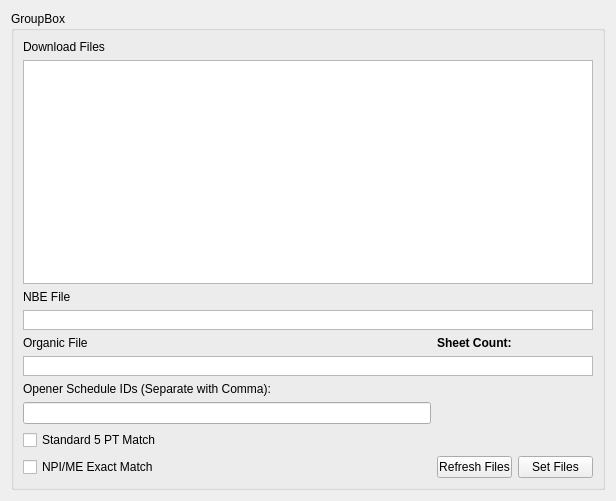
Old version of the form NBE.ui in the repository asinger321123/Epoc_Gui_Python3.
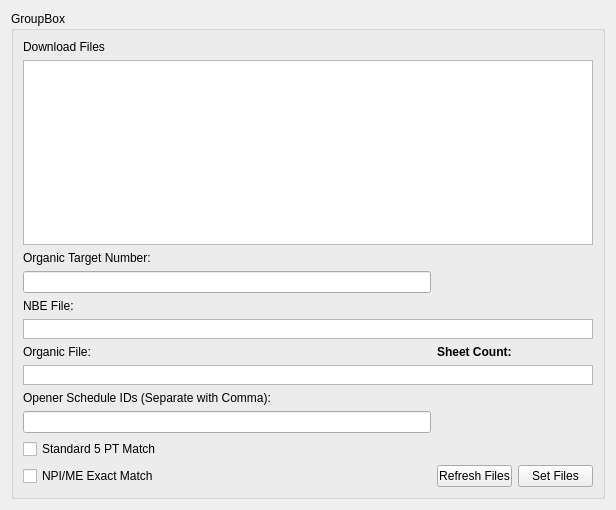
New version of the form.

Commit message: Finishing Touches are NBE Targeting. Schedule ID Deduping not hooked into SAS yet but Python code supports storing the IDs for Targeting. . . Next up . . . Pre Sales

The edit to the form file:
```diff
--- a/NBE.ui
+++ b/NBE.ui
@@ -7,7 +7,7 @@
     <x>0</x>
     <y>0</y>
     <width>616</width>
-    <height>501</height>
+    <height>510</height>
    </rect>
   </property>
   <property name="windowTitle">
@@ -20,7 +20,7 @@
       <string>GroupBox</string>
      </property>
      <layout class="QGridLayout" name="gridLayout">
-      <item row="4" column="1">
+      <item row="7" column="1">
        <widget class="QLabel" name="organicSheetCount_Label">
         <property name="font">
          <font>
@@ -33,7 +33,7 @@
         </property>
        </widget>
       </item>
-      <item row="12" column="1">
+      <item row="15" column="1">
        <widget class="QPushButton" name="refreshFiles_pushButton">
         <property name="maximumSize">
          <size>
@@ -46,7 +46,7 @@
         </property>
        </widget>
       </item>
-      <item row="12" column="2">
+      <item row="15" column="2">
        <widget class="QPushButton" name="setFIles_pushButton">
         <property name="maximumSize">
          <size>
@@ -59,23 +59,23 @@
         </property>
        </widget>
       </item>
-      <item row="3" column="0" colspan="3">
-       <widget class="QListWidget" name="listMatchFile_listWidget">
-        <property name="maximumSize">
-         <size>
-          <width>16777215</width>
-          <height>20</height>
-         </size>
-        </property>
-        <property name="dragDropMode">
-         <enum>QAbstractItemView::DragDrop</enum>
-        </property>
-        <property name="defaultDropAction">
-         <enum>Qt::MoveAction</enum>
-        </property>
-       </widget>
-      </item>
       <item row="6" column="0" colspan="3">
+       <widget class="QListWidget" name="listMatchFile_listWidget">
+        <property name="maximumSize">
+         <size>
+          <width>16777215</width>
+          <height>20</height>
+         </size>
+        </property>
+        <property name="dragDropMode">
+         <enum>QAbstractItemView::DragDrop</enum>
+        </property>
+        <property name="defaultDropAction">
+         <enum>Qt::MoveAction</enum>
+        </property>
+       </widget>
+      </item>
+      <item row="9" column="0" colspan="3">
        <widget class="QListWidget" name="organicFile_listWidget">
         <property name="maximumSize">
          <size>
@@ -91,14 +91,14 @@
         </property>
        </widget>
       </item>
-      <item row="12" column="0">
+      <item row="15" column="0">
        <widget class="QCheckBox" name="organicExactCheck_checkBox">
         <property name="text">
          <string>NPI/ME Exact Match</string>
         </property>
        </widget>
       </item>
-      <item row="1" column="0" colspan="3">
+      <item row="2" column="0" colspan="3">
        <widget class="QListWidget" name="files_listWidget">
         <property name="dragDropMode">
          <enum>QAbstractItemView::DragDrop</enum>
@@ -108,10 +108,10 @@
         </property>
        </widget>
       </item>
-      <item row="4" column="0">
+      <item row="7" column="0">
        <widget class="QLabel" name="label_2">
         <property name="text">
-         <string>Organic File</string>
+         <string>Organic File:</string>
         </property>
        </widget>
       </item>
@@ -122,30 +122,40 @@
         </property>
        </widget>
       </item>
-      <item row="2" column="0">
+      <item row="5" column="0">
        <widget class="QLabel" name="label">
         <property name="text">
-         <string>NBE File</string>
+         <string>NBE File:</string>
         </property>
        </widget>
       </item>
-      <item row="8" column="0">
-       <widget class="QLineEdit" name="openerScheduleID_lineEdit"/>
+      <item row="4" column="0">
+       <widget class="QLineEdit" name="organicTargetNumber_lineEdit"/>
       </item>
-      <item row="7" column="0">
-       <widget class="QLabel" name="label_4">
-        <property name="text">
-         <string>Opener Schedule IDs (Separate with Comma):</string>
-        </property>
-       </widget>
-      </item>
-      <item row="9" column="0" rowspan="3" colspan="2">
+      <item row="12" column="0" rowspan="3" colspan="2">
        <widget class="QCheckBox" name="organicStandardCheck_checkBox">
         <property name="text">
          <string>Standard 5 PT Match</string>
         </property>
        </widget>
       </item>
+      <item row="10" column="0">
+       <widget class="QLabel" name="label_4">
+        <property name="text">
+         <string>Opener Schedule IDs (Separate with Comma):</string>
+        </property>
+       </widget>
+      </item>
+      <item row="11" column="0">
+       <widget class="QLineEdit" name="openerScheduleID_lineEdit"/>
+      </item>
+      <item row="3" column="0">
+       <widget class="QLabel" name="label_5">
+        <property name="text">
+         <string>Organic Target Number:</string>
+        </property>
+       </widget>
+      </item>
      </layout>
     </widget>
    </item>
```
Left out of the diff: 2 changed lines with no effect on the pictures. The commit also changes 4 other files.
